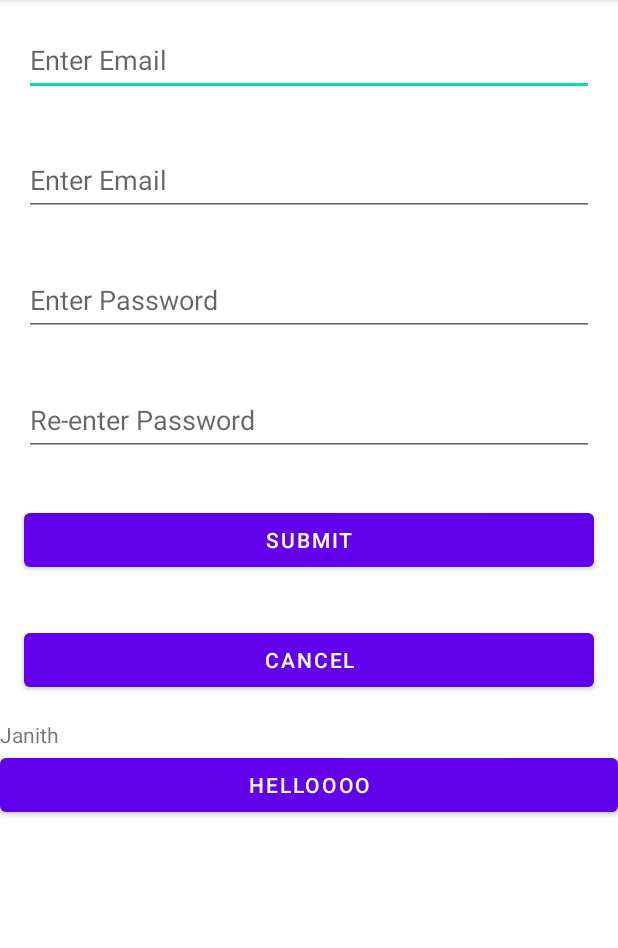
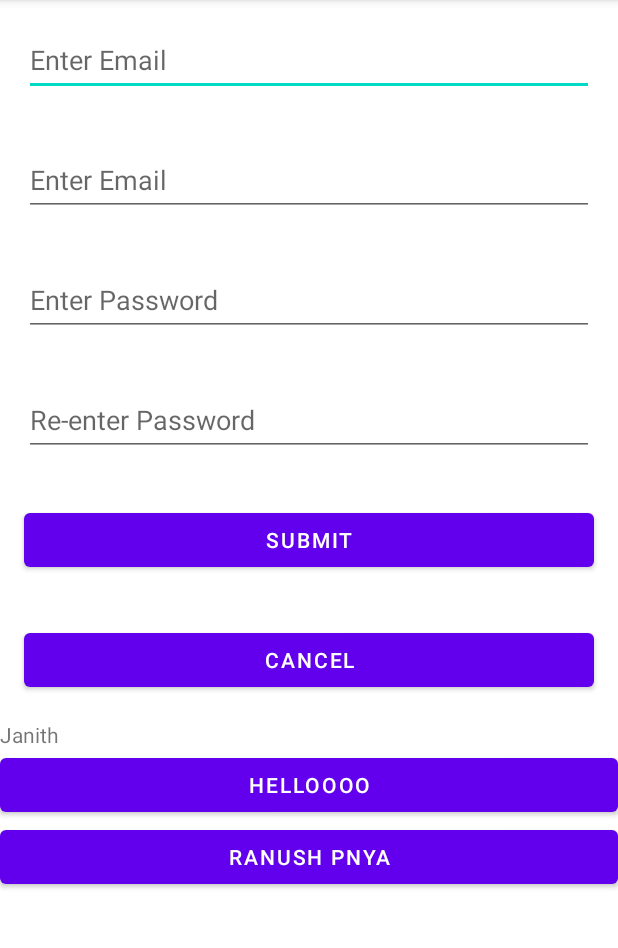
Before and after one commit to RanushSanjula/MAD-Lab4, an Android app: the screen it shows after launch (MainActivity), on a phone screen of 412 x 824 dp, the part 84-1032 px from its top. Run offline under Robolectric (Android 15) with nearby library versions, the phone set to English and light mode, and no system bars.

Commit message:
edit jKjkjk commit

```diff
--- a/app/src/main/res/layout/activity_main.xml
+++ b/app/src/main/res/layout/activity_main.xml
@@ -86,4 +86,10 @@
         android:layout_width="match_parent"
         android:layout_height="wrap_content"
         android:text="helloooo" />
+
+    <Button
+        android:id="@+id/button5"
+        android:layout_width="match_parent"
+        android:layout_height="wrap_content"
+        android:text="ranush pnya" />
 </LinearLayout>
```
